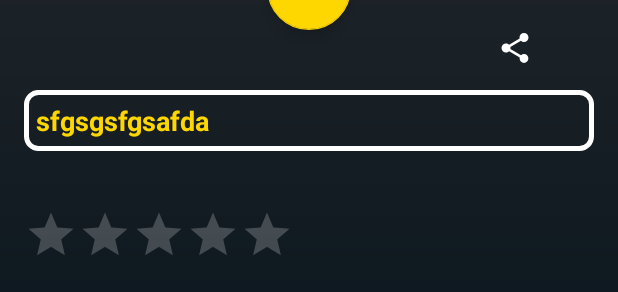
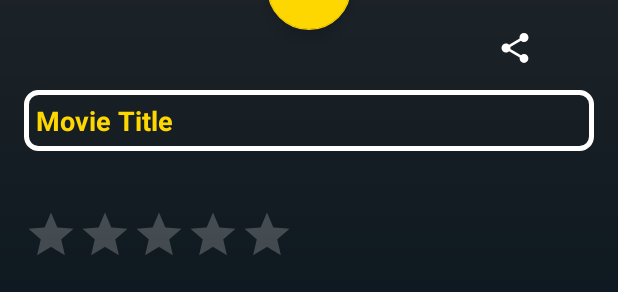
Before and after one commit to leilasdq/Batman-Movies, an Android app: the layout fragment_detail.xml on its own in the app's theme, with its tools: preview values and no code run, on a phone screen of 412 x 824 dp. Shown: the part 624-916 px from the top of the screen. Run offline under Robolectric (Android 15) with nearby library versions, the phone set to English and light mode, and no system bars; plain views replace PorterShapeImageView.

Commit message:
UI edit Part3 - move some attributes to Style file

```diff
--- a/app/src/main/java/com/example/batman_project/database/DatabaseRepository.kt
+++ b/app/src/main/java/com/example/batman_project/database/DatabaseRepository.kt
@@ -23,7 +23,20 @@ object DatabaseRepository {
     }
 
     fun saveToMovieDatabase(list: List<Search>) {
-        movieBox.put(list)
+//        val all = movieBox.all
+//        if (all.size!=0) {
+//            val addingList: MutableList<Search> = list as MutableList<Search>
+//            for (i in all) {
+//                for (j in 0 until all.size) {
+//                    if (i.imdbID == list[j].imdbID) {
+//                        addingList.remove(list[j])
+//                        break
+//                    }
+//                }
+//            }
+//            movieBox.put(addingList)
+//        } else {
+            movieBox.put(list)
     }
 
     fun removeAllMovies() {
--- a/app/src/main/java/com/example/batman_project/ui/MainActivity.kt
+++ b/app/src/main/java/com/example/batman_project/ui/MainActivity.kt
@@ -1,9 +1,8 @@
 package com.example.batman_project.ui
 
+import android.content.pm.ActivityInfo
+import android.os.Bundle
 import androidx.appcompat.app.AppCompatActivity
-import android.os.Bundle
-import android.widget.Toolbar
-import androidx.drawerlayout.widget.DrawerLayout
 import androidx.navigation.findNavController
 import androidx.navigation.ui.AppBarConfiguration
 import androidx.navigation.ui.NavigationUI
@@ -20,6 +19,9 @@ class MainActivity : AppCompatActivity() {
         toolbar = findViewById(R.id.toolbar)
         setSupportActionBar(toolbar)
 
+        //requestedOrientation = ActivityInfo.SCREEN_ORIENTATION_LOCKED
+        requestedOrientation = ActivityInfo.SCREEN_ORIENTATION_PORTRAIT
+
         val navController = this.findNavController(R.id.my_nav_host_fragment)
         NavigationUI.setupActionBarWithNavController(this, navController, null)
         appBarConfiguration = AppBarConfiguration(navController.graph, null)
--- a/app/src/main/java/com/example/batman_project/viewmodel/MoviesViewModel.kt
+++ b/app/src/main/java/com/example/batman_project/viewmodel/MoviesViewModel.kt
@@ -15,7 +15,6 @@ class MoviesViewModel: ViewModel() {
 
     init {
         onSearch.value = null
-        getAllMovies()
     }
 
     fun getAllMovies(): LiveData<List<Search>>{
@@ -36,7 +35,7 @@ class MoviesViewModel: ViewModel() {
         getAllMovies()
     }
 
-    fun getFromDatabase(): MutableLiveData<List<Search>> {
+    private fun getFromDatabase(): MutableLiveData<List<Search>> {
         return DatabaseRepository.getAllMovies()
     }
 
--- a/app/src/main/res/layout/fragment_detail.xml
+++ b/app/src/main/res/layout/fragment_detail.xml
@@ -70,18 +70,6 @@
                     app:layout_constraintRight_toRightOf="parent"
                     app:layout_constraintTop_toBottomOf="@id/movie_banner" />
 
-<!--                <TextView-->
-<!--                    android:layout_width="wrap_content"-->
-<!--                    android:layout_height="wrap_content"-->
-<!--                    android:background="@drawable/imdb_bachground"-->
-<!--                    android:text="@{detail.imdbRating}"-->
-<!--                    android:textAlignment="center"-->
-<!--                    android:textColor="@android:color/black"-->
-<!--                    android:textSize="16dp"-->
-<!--                    app:layout_constraintLeft_toLeftOf="@id/country"-->
-<!--                    app:layout_constraintRight_toRightOf="@id/country"-->
-<!--                    app:layout_constraintTop_toBottomOf="@id/play_btn" />-->
-
                 <ImageButton
                     android:id="@+id/share_btn"
                     android:layout_width="wrap_content"
@@ -96,7 +84,7 @@
                 <TextView
                     android:paddingRight="8dp"
                     android:paddingLeft="8dp"
-                    tools:text="sfgsgsfgsafda"
+                    tools:text="Movie Title"
                     android:background="@drawable/back"
                     android:id="@+id/movie_name"
                     android:layout_width="match_parent"
@@ -143,11 +131,8 @@
                     android:id="@+id/country"
                     android:layout_width="0dp"
                     android:layout_height="wrap_content"
-                    android:layout_margin="16dp"
                     android:text="@string/country_txt"
-                    android:textAlignment="center"
-                    android:textColor="@color/subText"
-                    android:textSize="16sp"
+                    style="@style/DetailSubTitle"
                     app:layout_constraintLeft_toLeftOf="parent"
                     app:layout_constraintRight_toLeftOf="@id/length"
                     app:layout_constraintTop_toBottomOf="@id/rating"
@@ -157,11 +142,8 @@
                     android:id="@+id/length"
                     android:layout_width="0dp"
                     android:layout_height="wrap_content"
-                    android:layout_margin="16dp"
+                    style="@style/DetailSubTitle"
                     android:text="@string/length_txt"
-                    android:textAlignment="center"
-                    android:textColor="@color/subText"
-                    android:textSize="16sp"
                     app:layout_constraintLeft_toRightOf="@id/country"
                     app:layout_constraintRight_toLeftOf="@id/year"
                     app:layout_constraintTop_toBottomOf="@id/rating" />
@@ -170,11 +152,8 @@
                     android:id="@+id/year"
                     android:layout_width="0dp"
                     android:layout_height="wrap_content"
-                    android:layout_margin="16dp"
+                    style="@style/DetailSubTitle"
                     android:text="@string/year_txt"
-                    android:textAlignment="center"
-                    android:textColor="@color/subText"
-                    android:textSize="16sp"
                     app:layout_constraintLeft_toRightOf="@id/length"
                     app:layout_constraintRight_toRightOf="parent"
                     app:layout_constraintTop_toBottomOf="@id/rating" />
@@ -183,12 +162,8 @@
                     android:id="@+id/movie_country"
                     android:layout_width="0dp"
                     android:layout_height="wrap_content"
-                    android:layout_margin="16dp"
                     android:text="@{detail.country}"
-                    android:textAlignment="center"
-                    android:textColor="@color/subTitleBackgroundColor"
-                    android:textSize="16sp"
-                    android:textStyle="bold"
+                    style="@style/DetailSubTitleValues"
                     app:layout_constraintLeft_toLeftOf="parent"
                     app:layout_constraintRight_toLeftOf="@id/movie_length"
                     app:layout_constraintTop_toBottomOf="@id/year"
@@ -199,12 +174,8 @@
                     android:id="@+id/movie_length"
                     android:layout_width="0dp"
                     android:layout_height="wrap_content"
-                    android:layout_margin="16dp"
                     android:text="@{detail.runtime}"
-                    android:textAlignment="center"
-                    android:textColor="@color/subTitleBackgroundColor"
-                    android:textSize="16sp"
-                    android:textStyle="bold"
+                    style="@style/DetailSubTitleValues"
                     app:layout_constraintLeft_toRightOf="@id/movie_country"
                     app:layout_constraintRight_toLeftOf="@id/movie_year"
                     app:layout_constraintTop_toBottomOf="@id/year"
@@ -215,12 +186,8 @@
                     android:id="@+id/movie_year"
                     android:layout_width="0dp"
                     android:layout_height="wrap_content"
-                    android:layout_margin="16dp"
                     android:text="@{detail.released}"
-                    android:textAlignment="center"
-                    android:textColor="@color/subTitleBackgroundColor"
-                    android:textSize="16sp"
-                    android:textStyle="bold"
+                    style="@style/DetailSubTitleValues"
                     app:layout_constraintLeft_toRightOf="@id/movie_length"
                     app:layout_constraintRight_toRightOf="parent"
                     app:layout_constraintTop_toBottomOf="@id/year"
@@ -230,12 +197,9 @@
                     android:id="@+id/plat_txt"
                     android:layout_width="wrap_content"
                     android:layout_height="wrap_content"
-                    android:layout_marginLeft="8dp"
                     android:layout_marginTop="32dp"
                     android:text="@string/plot_tct"
-                    android:textColor="@color/colorAccent"
-                    android:textSize="18sp"
-                    android:textStyle="bold|italic"
+                    style="@style/DetailTitle"
                     app:layout_constraintLeft_toLeftOf="parent"
                     app:layout_constraintTop_toBottomOf="@id/movie_country" />
 
@@ -243,9 +207,8 @@
                     android:id="@+id/plato"
                     android:layout_width="match_parent"
                     android:layout_height="wrap_content"
-                    android:layout_margin="8dp"
+                    style="@style/DetailTitleValues"
                     android:text="@{detail.plot}"
-                    android:textColor="@color/titleBackgroundColor"
                     app:layout_constraintLeft_toLeftOf="parent"
                     app:layout_constraintRight_toRightOf="parent"
                     app:layout_constraintTop_toBottomOf="@id/plat_txt" />
@@ -254,12 +217,8 @@
                     android:id="@+id/actor_txt"
                     android:layout_width="wrap_content"
                     android:layout_height="wrap_content"
-                    android:layout_marginLeft="8dp"
-                    android:layout_marginTop="16dp"
                     android:text="@string/actors_txt"
-                    android:textColor="@color/colorAccent"
-                    android:textSize="18sp"
-                    android:textStyle="bold|italic"
+                    style="@style/DetailTitle"
                     app:layout_constraintLeft_toLeftOf="parent"
                     app:layout_constraintTop_toBottomOf="@id/plato" />
 
@@ -267,21 +226,16 @@
                     android:id="@+id/actors"
                     android:layout_width="match_parent"
                     android:layout_height="wrap_content"
-                    android:layout_margin="8dp"
                     android:text="@{detail.actors}"
-                    android:textColor="@color/titleBackgroundColor"
+                    style="@style/DetailTitleValues"
                     app:layout_constraintTop_toBottomOf="@id/actor_txt" />
 
                 <TextView
                     android:id="@+id/director_txt"
                     android:layout_width="wrap_content"
                     android:layout_height="wrap_content"
-                    android:layout_marginLeft="8dp"
-                    android:layout_marginTop="16dp"
                     android:text="@string/director_txt"
-                    android:textColor="@color/colorAccent"
-                    android:textSize="18sp"
-                    android:textStyle="bold|italic"
+                    style="@style/DetailTitle"
                     app:layout_constraintLeft_toLeftOf="parent"
                     app:layout_constraintTop_toBottomOf="@id/actors" />
 
@@ -289,21 +243,16 @@
                     android:id="@+id/director"
                     android:layout_width="match_parent"
                     android:layout_height="wrap_content"
-                    android:layout_margin="8dp"
+                    style="@style/DetailTitleValues"
                     android:text="@{detail.director}"
-                    android:textColor="@color/titleBackgroundColor"
                     app:layout_constraintTop_toBottomOf="@id/director_txt" />
 
                 <TextView
                     android:id="@+id/writer_txt"
                     android:layout_width="wrap_content"
                     android:layout_height="wrap_content"
-                    android:layout_marginLeft="8dp"
-                    android:layout_marginTop="16dp"
+                    style="@style/DetailTitle"
                     android:text="@string/writers"
-                    android:textColor="@color/colorAccent"
-                    android:textSize="18sp"
-                    android:textStyle="bold|italic"
                     app:layout_constraintLeft_toLeftOf="parent"
                     app:layout_constraintTop_toBottomOf="@id/director" />
 
@@ -311,9 +260,9 @@
                     android:id="@+id/writer"
                     android:layout_width="match_parent"
                     android:layout_height="wrap_content"
-                    android:layout_margin="8dp"
+                    style="@style/DetailTitleValues"
+                    android:paddingBottom="8dp"
                     android:text="@{detail.writer}"
-                    android:textColor="@color/titleBackgroundColor"
                     app:layout_constraintTop_toBottomOf="@id/writer_txt" />
 
             </androidx.constraintlayout.widget.ConstraintLayout>
--- a/app/src/main/res/values/styles.xml
+++ b/app/src/main/res/values/styles.xml
@@ -8,4 +8,30 @@
         <item name="colorAccent">@color/colorAccent</item>
     </style>
 
+    <style name="DetailTitle" parent="Widget.AppCompat.TextView">
+        <item name="android:textAlignment">center</item>
+        <item name="android:textColor">@color/colorAccent</item>
+        <item name="android:textSize">18sp</item>
+        <item name="android:textStyle">bold|italic</item>
+        <item name="android:layout_marginLeft">8dp</item>
+        <item name="android:layout_marginTop">16dp</item>
+    </style>
+
+    <style name="DetailTitleValues">
+        <item name="android:textColor">@color/titleBackgroundColor</item>
+        <item name="android:layout_margin">8dp</item>
+    </style>
+
+    <style name="DetailSubTitle" parent="Widget.AppCompat.TextView">
+        <item name="android:textAlignment">center</item>
+        <item name="android:textColor">@color/subText</item>
+        <item name="android:textSize">16sp</item>
+        <item name="android:layout_margin">16dp</item>
+    </style>
+
+    <style name="DetailSubTitleValues" parent="DetailSubTitle">
+        <item name="android:textStyle">bold</item>
+        <item name="android:textColor">@color/subTitleBackgroundColor</item>
+    </style>
+
 </resources>
```
Also changed, not shown: app/src/main/res/layout/list_items.xml (+0 -14 lines).
